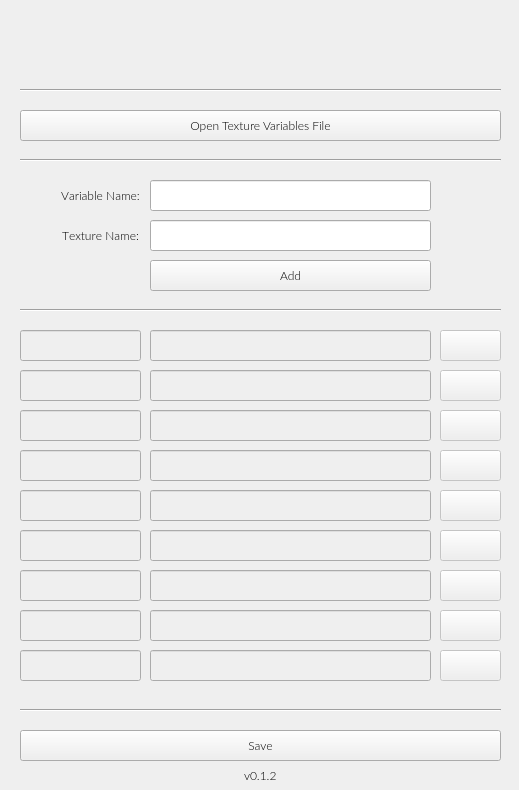
Gerb-24/Texture-Variables, file gui.ui: the form before one commit.
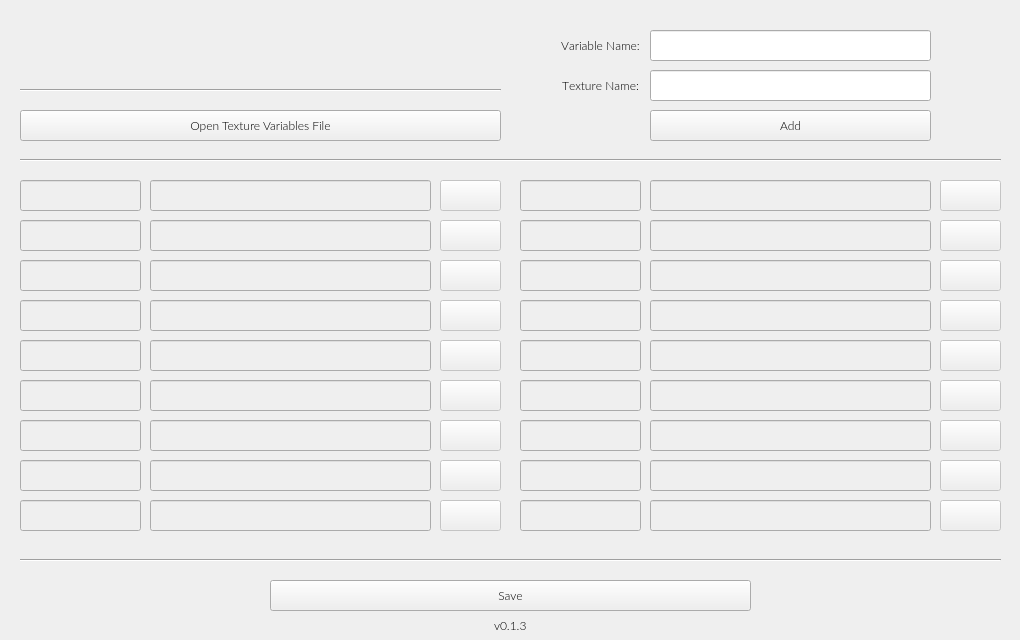
The form after the commit. Icons and pictures are not drawn.

The edit to the form file:
```diff
--- a/gui.ui
+++ b/gui.ui
@@ -6,8 +6,8 @@
    <rect>
     <x>0</x>
     <y>0</y>
-    <width>519</width>
-    <height>790</height>
+    <width>1020</width>
+    <height>640</height>
    </rect>
   </property>
   <property name="font">
@@ -21,8 +21,8 @@
   <widget class="QPushButton" name="addBtn">
    <property name="geometry">
     <rect>
-     <x>150</x>
-     <y>260</y>
+     <x>650</x>
+     <y>110</y>
      <width>281</width>
      <height>31</height>
     </rect>
@@ -117,8 +117,8 @@
   <widget class="QLineEdit" name="texNameLe">
    <property name="geometry">
     <rect>
-     <x>150</x>
-     <y>220</y>
+     <x>650</x>
+     <y>70</y>
      <width>281</width>
      <height>31</height>
     </rect>
@@ -136,8 +136,8 @@
   <widget class="QLabel" name="textureLbl">
    <property name="geometry">
     <rect>
-     <x>50</x>
-     <y>180</y>
+     <x>550</x>
+     <y>30</y>
      <width>101</width>
      <height>31</height>
     </rect>
@@ -179,8 +179,8 @@
    <property name="geometry">
     <rect>
      <x>20</x>
-     <y>300</y>
-     <width>481</width>
+     <y>150</y>
+     <width>981</width>
      <height>21</height>
     </rect>
    </property>
@@ -198,8 +198,8 @@
    <property name="geometry">
     <rect>
      <x>20</x>
-     <y>700</y>
-     <width>481</width>
+     <y>550</y>
+     <width>981</width>
      <height>21</height>
     </rect>
    </property>
@@ -216,8 +216,8 @@
   <widget class="QPushButton" name="saveBtn">
    <property name="geometry">
     <rect>
-     <x>20</x>
-     <y>730</y>
+     <x>270</x>
+     <y>580</y>
      <width>481</width>
      <height>31</height>
     </rect>
@@ -237,8 +237,8 @@
    <property name="geometry">
     <rect>
      <x>20</x>
-     <y>760</y>
-     <width>481</width>
+     <y>610</y>
+     <width>981</width>
      <height>31</height>
     </rect>
    </property>
@@ -259,7 +259,7 @@
     <item>
      <widget class="QLabel" name="label_2">
       <property name="text">
-       <string>v0.1.2</string>
+       <string>v0.1.3</string>
       </property>
      </widget>
     </item>
@@ -281,8 +281,8 @@
   <widget class="QLineEdit" name="varNameLe">
    <property name="geometry">
     <rect>
-     <x>150</x>
-     <y>180</y>
+     <x>650</x>
+     <y>30</y>
      <width>281</width>
      <height>31</height>
     </rect>
@@ -300,8 +300,8 @@
   <widget class="QLabel" name="textureLbl_3">
    <property name="geometry">
     <rect>
-     <x>50</x>
-     <y>220</y>
+     <x>550</x>
+     <y>70</y>
      <width>101</width>
      <height>31</height>
     </rect>
@@ -327,7 +327,7 @@
    <property name="geometry">
     <rect>
      <x>20</x>
-     <y>330</y>
+     <y>180</y>
      <width>121</width>
      <height>31</height>
     </rect>
@@ -352,7 +352,7 @@
    <property name="geometry">
     <rect>
      <x>150</x>
-     <y>330</y>
+     <y>180</y>
      <width>281</width>
      <height>31</height>
     </rect>
@@ -377,7 +377,7 @@
    <property name="geometry">
     <rect>
      <x>440</x>
-     <y>330</y>
+     <y>180</y>
      <width>61</width>
      <height>31</height>
     </rect>
@@ -400,7 +400,7 @@
    <property name="geometry">
     <rect>
      <x>20</x>
-     <y>370</y>
+     <y>220</y>
      <width>121</width>
      <height>31</height>
     </rect>
@@ -425,7 +425,7 @@
    <property name="geometry">
     <rect>
      <x>440</x>
-     <y>370</y>
+     <y>220</y>
      <width>61</width>
      <height>31</height>
     </rect>
@@ -448,7 +448,7 @@
    <property name="geometry">
     <rect>
      <x>150</x>
-     <y>370</y>
+     <y>220</y>
      <width>281</width>
      <height>31</height>
     </rect>
@@ -473,7 +473,7 @@
    <property name="geometry">
     <rect>
      <x>150</x>
-     <y>410</y>
+     <y>260</y>
      <width>281</width>
      <height>31</height>
     </rect>
@@ -498,7 +498,7 @@
    <property name="geometry">
     <rect>
      <x>440</x>
-     <y>410</y>
+     <y>260</y>
      <width>61</width>
      <height>31</height>
     </rect>
@@ -521,7 +521,7 @@
    <property name="geometry">
     <rect>
      <x>20</x>
-     <y>410</y>
+     <y>260</y>
      <width>121</width>
      <height>31</height>
     </rect>
@@ -546,7 +546,7 @@
    <property name="geometry">
     <rect>
      <x>20</x>
-     <y>450</y>
+     <y>300</y>
      <width>121</width>
      <height>31</height>
     </rect>
@@ -571,7 +571,7 @@
    <property name="geometry">
     <rect>
      <x>440</x>
-     <y>450</y>
+     <y>300</y>
      <width>61</width>
      <height>31</height>
     </rect>
@@ -594,7 +594,7 @@
    <property name="geometry">
     <rect>
      <x>150</x>
-     <y>450</y>
+     <y>300</y>
      <width>281</width>
      <height>31</height>
     </rect>
@@ -619,7 +619,7 @@
    <property name="geometry">
     <rect>
      <x>150</x>
-     <y>490</y>
+     <y>340</y>
      <width>281</width>
      <height>31</height>
     </rect>
@@ -644,7 +644,7 @@
    <property name="geometry">
     <rect>
      <x>20</x>
-     <y>490</y>
+     <y>340</y>
      <width>121</width>
      <height>31</height>
     </rect>
@@ -669,7 +669,7 @@
    <property name="geometry">
     <rect>
      <x>440</x>
-     <y>490</y>
+     <y>340</y>
      <width>61</width>
      <height>31</height>
     </rect>
@@ -692,7 +692,7 @@
    <property name="geometry">
     <rect>
      <x>440</x>
-     <y>530</y>
+     <y>380</y>
      <width>61</width>
      <height>31</height>
     </rect>
@@ -715,7 +715,7 @@
    <property name="geometry">
     <rect>
      <x>20</x>
-     <y>530</y>
+     <y>380</y>
      <width>121</width>
      <height>31</height>
     </rect>
@@ -740,7 +740,7 @@
    <property name="geometry">
     <rect>
      <x>150</x>
-     <y>530</y>
+     <y>380</y>
      <width>281</width>
      <height>31</height>
     </rect>
@@ -765,7 +765,7 @@
    <property name="geometry">
     <rect>
      <x>150</x>
-     <y>570</y>
+     <y>420</y>
      <width>281</width>
      <height>31</height>
     </rect>
@@ -790,7 +790,7 @@
    <property name="geometry">
     <rect>
      <x>20</x>
-     <y>570</y>
+     <y>420</y>
      <width>121</width>
      <height>31</height>
     </rect>
@@ -815,7 +815,7 @@
    <property name="geometry">
     <rect>
      <x>440</x>
-     <y>570</y>
+     <y>420</y>
      <width>61</width>
      <height>31</height>
     </rect>
@@ -838,7 +838,7 @@
    <property name="geometry">
     <rect>
      <x>440</x>
-     <y>610</y>
+     <y>460</y>
      <width>61</width>
      <height>31</height>
     </rect>
@@ -861,7 +861,7 @@
    <property name="geometry">
     <rect>
      <x>20</x>
-     <y>610</y>
+     <y>460</y>
      <width>121</width>
      <height>31</height>
     </rect>
@@ -886,7 +886,7 @@
    <property name="geometry">
     <rect>
      <x>150</x>
-     <y>610</y>
+     <y>460</y>
      <width>281</width>
      <height>31</height>
     </rect>
@@ -911,7 +911,7 @@
    <property name="geometry">
     <rect>
      <x>150</x>
-     <y>650</y>
+     <y>500</y>
      <width>281</width>
      <height>31</height>
     </rect>
@@ -936,7 +936,7 @@
    <property name="geometry">
     <rect>
      <x>20</x>
-     <y>650</y>
+     <y>500</y>
      <width>121</width>
      <height>31</height>
     </rect>
@@ -961,7 +961,7 @@
    <property name="geometry">
     <rect>
      <x>440</x>
-     <y>650</y>
+     <y>500</y>
      <width>61</width>
      <height>31</height>
     </rect>
@@ -1002,6 +1002,663 @@
     <string>Open Texture Variables File</string>
    </property>
   </widget>
+  <widget class="QPushButton" name="removeBtn_10">
+   <property name="enabled">
+    <bool>false</bool>
+   </property>
+   <property name="geometry">
+    <rect>
+     <x>940</x>
+     <y>180</y>
+     <width>61</width>
+     <height>31</height>
+    </rect>
+   </property>
+   <property name="font">
+    <font>
+     <family>Lato Light</family>
+     <pointsize>9</pointsize>
+     <kerning>true</kerning>
+    </font>
+   </property>
+   <property name="text">
+    <string/>
+   </property>
+  </widget>
+  <widget class="QLineEdit" name="varNameLe_10">
+   <property name="enabled">
+    <bool>false</bool>
+   </property>
+   <property name="geometry">
+    <rect>
+     <x>520</x>
+     <y>180</y>
+     <width>121</width>
+     <height>31</height>
+    </rect>
+   </property>
+   <property name="font">
+    <font>
+     <family>Lato Light</family>
+     <pointsize>9</pointsize>
+    </font>
+   </property>
+   <property name="alignment">
+    <set>Qt::AlignCenter</set>
+   </property>
+   <property name="readOnly">
+    <bool>true</bool>
+   </property>
+  </widget>
+  <widget class="QLineEdit" name="texNameLe_10">
+   <property name="enabled">
+    <bool>false</bool>
+   </property>
+   <property name="geometry">
+    <rect>
+     <x>650</x>
+     <y>180</y>
+     <width>281</width>
+     <height>31</height>
+    </rect>
+   </property>
+   <property name="font">
+    <font>
+     <family>Lato Light</family>
+     <pointsize>9</pointsize>
+    </font>
+   </property>
+   <property name="alignment">
+    <set>Qt::AlignCenter</set>
+   </property>
+   <property name="readOnly">
+    <bool>true</bool>
+   </property>
+  </widget>
+  <widget class="QLineEdit" name="texNameLe_11">
+   <property name="enabled">
+    <bool>false</bool>
+   </property>
+   <property name="geometry">
+    <rect>
+     <x>650</x>
+     <y>220</y>
+     <width>281</width>
+     <height>31</height>
+    </rect>
+   </property>
+   <property name="font">
+    <font>
+     <family>Lato Light</family>
+     <pointsize>9</pointsize>
+    </font>
+   </property>
+   <property name="alignment">
+    <set>Qt::AlignCenter</set>
+   </property>
+   <property name="readOnly">
+    <bool>true</bool>
+   </property>
+  </widget>
+  <widget class="QLineEdit" name="varNameLe_11">
+   <property name="enabled">
+    <bool>false</bool>
+   </property>
+   <property name="geometry">
+    <rect>
+     <x>520</x>
+     <y>220</y>
+     <width>121</width>
+     <height>31</height>
+    </rect>
+   </property>
+   <property name="font">
+    <font>
+     <family>Lato Light</family>
+     <pointsize>9</pointsize>
+    </font>
+   </property>
+   <property name="alignment">
+    <set>Qt::AlignCenter</set>
+   </property>
+   <property name="readOnly">
+    <bool>true</bool>
+   </property>
+  </widget>
+  <widget class="QPushButton" name="removeBtn_11">
+   <property name="enabled">
+    <bool>false</bool>
+   </property>
+   <property name="geometry">
+    <rect>
+     <x>940</x>
+     <y>220</y>
+     <width>61</width>
+     <height>31</height>
+    </rect>
+   </property>
+   <property name="font">
+    <font>
+     <family>Lato Light</family>
+     <pointsize>9</pointsize>
+     <kerning>true</kerning>
+    </font>
+   </property>
+   <property name="text">
+    <string/>
+   </property>
+  </widget>
+  <widget class="QLineEdit" name="varNameLe_12">
+   <property name="enabled">
+    <bool>false</bool>
+   </property>
+   <property name="geometry">
+    <rect>
+     <x>520</x>
+     <y>260</y>
+     <width>121</width>
+     <height>31</height>
+    </rect>
+   </property>
+   <property name="font">
+    <font>
+     <family>Lato Light</family>
+     <pointsize>9</pointsize>
+    </font>
+   </property>
+   <property name="alignment">
+    <set>Qt::AlignCenter</set>
+   </property>
+   <property name="readOnly">
+    <bool>true</bool>
+   </property>
+  </widget>
+  <widget class="QPushButton" name="removeBtn_12">
+   <property name="enabled">
+    <bool>false</bool>
+   </property>
+   <property name="geometry">
+    <rect>
+     <x>940</x>
+     <y>260</y>
+     <width>61</width>
+     <height>31</height>
+    </rect>
+   </property>
+   <property name="font">
+    <font>
+     <family>Lato Light</family>
+     <pointsize>9</pointsize>
+     <kerning>true</kerning>
+    </font>
+   </property>
+   <property name="text">
+    <string/>
+   </property>
+  </widget>
+  <widget class="QLineEdit" name="varNameLe_13">
+   <property name="enabled">
+    <bool>false</bool>
+   </property>
+   <property name="geometry">
+    <rect>
+     <x>520</x>
+     <y>300</y>
+     <width>121</width>
+     <height>31</height>
+    </rect>
+   </property>
+   <property name="font">
+    <font>
+     <family>Lato Light</family>
+     <pointsize>9</pointsize>
+    </font>
+   </property>
+   <property name="alignment">
+    <set>Qt::AlignCenter</set>
+   </property>
+   <property name="readOnly">
+    <bool>true</bool>
+   </property>
+  </widget>
+  <widget class="QPushButton" name="removeBtn_13">
+   <property name="enabled">
+    <bool>false</bool>
+   </property>
+   <property name="geometry">
+    <rect>
+     <x>940</x>
+     <y>300</y>
+     <width>61</width>
+     <height>31</height>
+    </rect>
+   </property>
+   <property name="font">
+    <font>
+     <family>Lato Light</family>
+     <pointsize>9</pointsize>
+     <kerning>true</kerning>
+    </font>
+   </property>
+   <property name="text">
+    <string/>
+   </property>
+  </widget>
+  <widget class="QLineEdit" name="varNameLe_14">
+   <property name="enabled">
+    <bool>false</bool>
+   </property>
+   <property name="geometry">
+    <rect>
+     <x>520</x>
+     <y>340</y>
+     <width>121</width>
+     <height>31</height>
+    </rect>
+   </property>
+   <property name="font">
+    <font>
+     <family>Lato Light</family>
+     <pointsize>9</pointsize>
+    </font>
+   </property>
+   <property name="alignment">
+    <set>Qt::AlignCenter</set>
+   </property>
+   <property name="readOnly">
+    <bool>true</bool>
+   </property>
+  </widget>
+  <widget class="QPushButton" name="removeBtn_14">
+   <property name="enabled">
+    <bool>false</bool>
+   </property>
+   <property name="geometry">
+    <rect>
+     <x>940</x>
+     <y>340</y>
+     <width>61</width>
+     <height>31</height>
+    </rect>
+   </property>
+   <property name="font">
+    <font>
+     <family>Lato Light</family>
+     <pointsize>9</pointsize>
+     <kerning>true</kerning>
+    </font>
+   </property>
+   <property name="text">
+    <string/>
+   </property>
+  </widget>
+  <widget class="QLineEdit" name="varNameLe_15">
+   <property name="enabled">
+    <bool>false</bool>
+   </property>
+   <property name="geometry">
+    <rect>
+     <x>520</x>
+     <y>380</y>
+     <width>121</width>
+     <height>31</height>
+    </rect>
+   </property>
+   <property name="font">
+    <font>
+     <family>Lato Light</family>
+     <pointsize>9</pointsize>
+    </font>
+   </property>
+   <property name="alignment">
+    <set>Qt::AlignCenter</set>
+   </property>
+   <property name="readOnly">
+    <bool>true</bool>
+   </property>
+  </widget>
+  <widget class="QPushButton" name="removeBtn_15">
+   <property name="enabled">
+    <bool>false</bool>
+   </property>
+   <property name="geometry">
+    <rect>
+     <x>940</x>
+     <y>380</y>
+     <width>61</width>
+     <height>31</height>
+    </rect>
+   </property>
+   <property name="font">
+    <font>
+     <family>Lato Light</family>
+     <pointsize>9</pointsize>
+     <kerning>true</kerning>
+    </font>
+   </property>
+   <property name="text">
+    <string/>
+   </property>
+  </widget>
+  <widget class="QLineEdit" name="varNameLe_16">
+   <property name="enabled">
+    <bool>false</bool>
+   </property>
+   <property name="geometry">
+    <rect>
+     <x>520</x>
+     <y>420</y>
+     <width>121</width>
+     <height>31</height>
+    </rect>
+   </property>
+   <property name="font">
+    <font>
+     <family>Lato Light</family>
+     <pointsize>9</pointsize>
+    </font>
+   </property>
+   <property name="alignment">
+    <set>Qt::AlignCenter</set>
+   </property>
+   <property name="readOnly">
+    <bool>true</bool>
+   </property>
+  </widget>
+  <widget class="QPushButton" name="removeBtn_16">
+   <property name="enabled">
+    <bool>false</bool>
+   </property>
+   <property name="geometry">
+    <rect>
+     <x>940</x>
+     <y>420</y>
+     <width>61</width>
+     <height>31</height>
+    </rect>
+   </property>
+   <property name="font">
+    <font>
+     <family>Lato Light</family>
+     <pointsize>9</pointsize>
+     <kerning>true</kerning>
+    </font>
+   </property>
+   <property name="text">
+    <string/>
+   </property>
+  </widget>
+  <widget class="QLineEdit" name="varNameLe_17">
+   <property name="enabled">
+    <bool>false</bool>
+   </property>
+   <property name="geometry">
+    <rect>
+     <x>520</x>
+     <y>460</y>
+     <width>121</width>
+     <height>31</height>
+    </rect>
+   </property>
+   <property name="font">
+    <font>
+     <family>Lato Light</family>
+     <pointsize>9</pointsize>
+    </font>
+   </property>
+   <property name="alignment">
+    <set>Qt::AlignCenter</set>
+   </property>
+   <property name="readOnly">
+    <bool>true</bool>
+   </property>
+  </widget>
+  <widget class="QPushButton" name="removeBtn_17">
+   <property name="enabled">
+    <bool>false</bool>
+   </property>
+   <property name="geometry">
+    <rect>
+     <x>940</x>
+     <y>460</y>
+     <width>61</width>
+     <height>31</height>
+    </rect>
+   </property>
+   <property name="font">
+    <font>
+     <family>Lato Light</family>
+     <pointsize>9</pointsize>
+     <kerning>true</kerning>
+    </font>
+   </property>
+   <property name="text">
+    <string/>
+   </property>
+  </widget>
+  <widget class="QLineEdit" name="varNameLe_18">
+   <property name="enabled">
+    <bool>false</bool>
+   </property>
+   <property name="geometry">
+    <rect>
+     <x>520</x>
+     <y>500</y>
+     <width>121</width>
+     <height>31</height>
+    </rect>
+   </property>
+   <property name="font">
+    <font>
+     <family>Lato Light</family>
+     <pointsize>9</pointsize>
+    </font>
+   </property>
+   <property name="alignment">
+    <set>Qt::AlignCenter</set>
+   </property>
+   <property name="readOnly">
+    <bool>true</bool>
+   </property>
+  </widget>
+  <widget class="QPushButton" name="removeBtn_18">
+   <property name="enabled">
+    <bool>false</bool>
+   </property>
+   <property name="geometry">
+    <rect>
+     <x>940</x>
+     <y>500</y>
+     <width>61</width>
+     <height>31</height>
+    </rect>
+   </property>
+   <property name="font">
+    <font>
+     <family>Lato Light</family>
+     <pointsize>9</pointsize>
+     <kerning>true</kerning>
+    </font>
+   </property>
+   <property name="text">
+    <string/>
+   </property>
+  </widget>
+  <widget class="QLineEdit" name="texNameLe_12">
+   <property name="enabled">
+    <bool>false</bool>
+   </property>
+   <property name="geometry">
+    <rect>
+     <x>650</x>
+     <y>260</y>
+     <width>281</width>
+     <height>31</height>
+    </rect>
+   </property>
+   <property name="font">
+    <font>
+     <family>Lato Light</family>
+     <pointsize>9</pointsize>
+    </font>
+   </property>
+   <property name="alignment">
+    <set>Qt::AlignCenter</set>
+   </property>
+   <property name="readOnly">
+    <bool>true</bool>
+   </property>
+  </widget>
+  <widget class="QLineEdit" name="texNameLe_13">
+   <property name="enabled">
+    <bool>false</bool>
+   </property>
+   <property name="geometry">
+    <rect>
+     <x>650</x>
+     <y>300</y>
+     <width>281</width>
+     <height>31</height>
+    </rect>
+   </property>
+   <property name="font">
+    <font>
+     <family>Lato Light</family>
+     <pointsize>9</pointsize>
+    </font>
+   </property>
+   <property name="alignment">
+    <set>Qt::AlignCenter</set>
+   </property>
+   <property name="readOnly">
+    <bool>true</bool>
+   </property>
+  </widget>
+  <widget class="QLineEdit" name="texNameLe_14">
+   <property name="enabled">
+    <bool>false</bool>
+   </property>
+   <property name="geometry">
+    <rect>
+     <x>650</x>
+     <y>340</y>
+     <width>281</width>
+     <height>31</height>
+    </rect>
+   </property>
+   <property name="font">
+    <font>
+     <family>Lato Light</family>
+     <pointsize>9</pointsize>
+    </font>
+   </property>
+   <property name="alignment">
+    <set>Qt::AlignCenter</set>
+   </property>
+   <property name="readOnly">
+    <bool>true</bool>
+   </property>
+  </widget>
+  <widget class="QLineEdit" name="texNameLe_15">
+   <property name="enabled">
+    <bool>false</bool>
+   </property>
+   <property name="geometry">
+    <rect>
+     <x>650</x>
+     <y>380</y>
+     <width>281</width>
+     <height>31</height>
+    </rect>
+   </property>
+   <property name="font">
+    <font>
+     <family>Lato Light</family>
+     <pointsize>9</pointsize>
+    </font>
+   </property>
+   <property name="alignment">
+    <set>Qt::AlignCenter</set>
+   </property>
+   <property name="readOnly">
+    <bool>true</bool>
+   </property>
+  </widget>
+  <widget class="QLineEdit" name="texNameLe_16">
+   <property name="enabled">
+    <bool>false</bool>
+   </property>
+   <property name="geometry">
+    <rect>
+     <x>650</x>
+     <y>420</y>
+     <width>281</width>
+     <height>31</height>
+    </rect>
+   </property>
+   <property name="font">
+    <font>
+     <family>Lato Light</family>
+     <pointsize>9</pointsize>
+    </font>
+   </property>
+   <property name="alignment">
+    <set>Qt::AlignCenter</set>
+   </property>
+   <property name="readOnly">
+    <bool>true</bool>
+   </property>
+  </widget>
+  <widget class="QLineEdit" name="texNameLe_17">
+   <property name="enabled">
+    <bool>false</bool>
+   </property>
+   <property name="geometry">
+    <rect>
+     <x>650</x>
+     <y>460</y>
+     <width>281</width>
+     <height>31</height>
+    </rect>
+   </property>
+   <property name="font">
+    <font>
+     <family>Lato Light</family>
+     <pointsize>9</pointsize>
+    </font>
+   </property>
+   <property name="alignment">
+    <set>Qt::AlignCenter</set>
+   </property>
+   <property name="readOnly">
+    <bool>true</bool>
+   </property>
+  </widget>
+  <widget class="QLineEdit" name="texNameLe_18">
+   <property name="enabled">
+    <bool>false</bool>
+   </property>
+   <property name="geometry">
+    <rect>
+     <x>650</x>
+     <y>500</y>
+     <width>281</width>
+     <height>31</height>
+    </rect>
+   </property>
+   <property name="font">
+    <font>
+     <family>Lato Light</family>
+     <pointsize>9</pointsize>
+    </font>
+   </property>
+   <property name="alignment">
+    <set>Qt::AlignCenter</set>
+   </property>
+   <property name="readOnly">
+    <bool>true</bool>
+   </property>
+  </widget>
  </widget>
  <resources/>
  <connections/>
```
Left out of the diff: 19 changed lines with no effect on the pictures.
